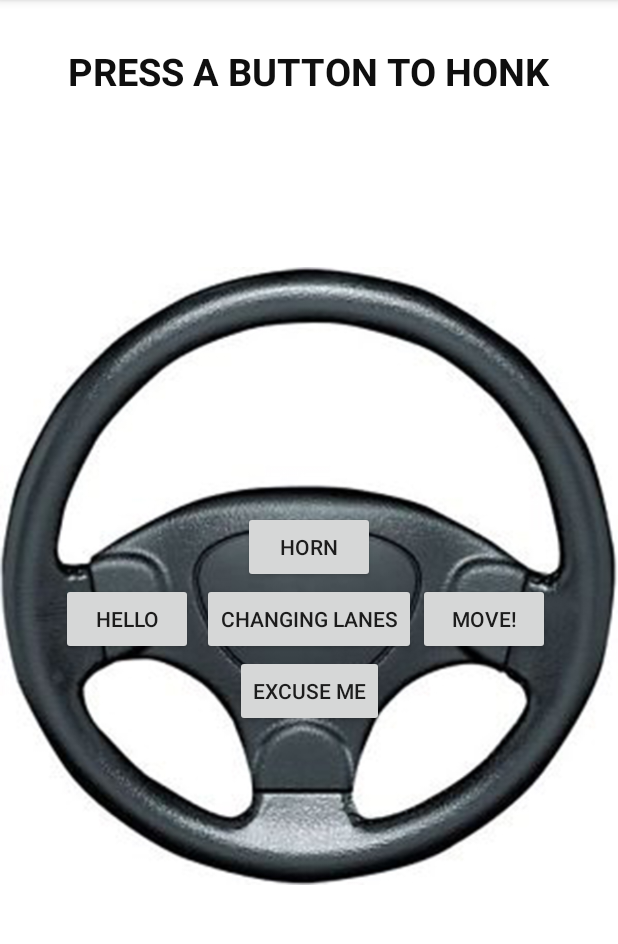
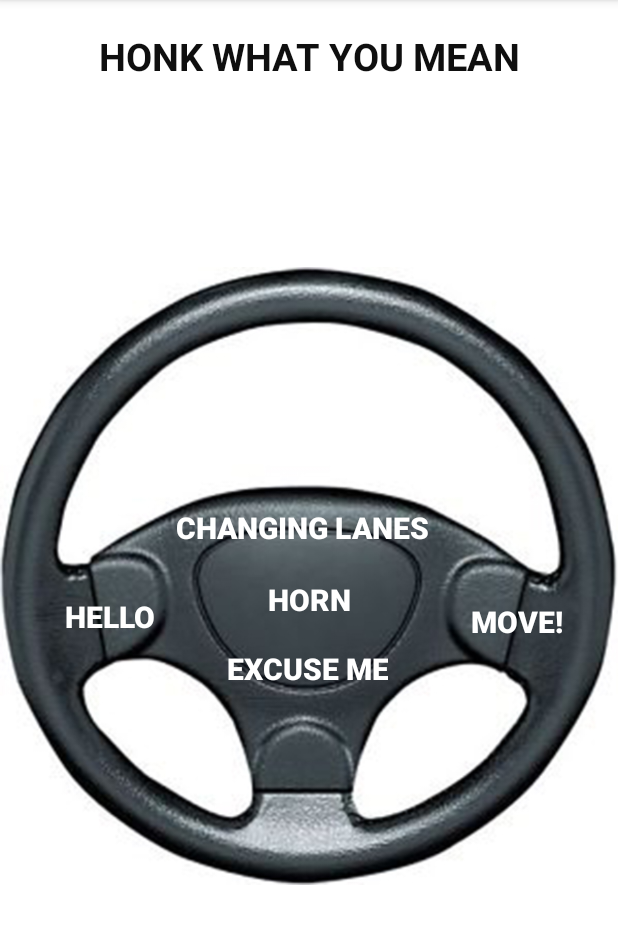
Before and after one commit to mikegordonwright/Artifact, an Android app: the screen it shows after launch (MainActivity), on a phone screen of 412 x 824 dp, the part 84-1028 px from its top. Run offline under Robolectric (Android 15) with nearby library versions, the phone set to English and light mode, and no system bars.

Commit message:
looking good

```diff
--- a/app/src/main/java/com/example/artifact/MainActivity.java
+++ b/app/src/main/java/com/example/artifact/MainActivity.java
@@ -51,10 +51,10 @@ public class MainActivity extends AppCompatActivity {
 
 
         mp1 = MediaPlayer.create(this, R.raw.horn);
-        mp2 = MediaPlayer.create(this, R.raw.chime);
+        mp2 = MediaPlayer.create(this, R.raw.excuseme);
         mp3 = MediaPlayer.create(this, R.raw.bell);
-        mp4 = MediaPlayer.create(this, R.raw.ping);
-        mp5 = MediaPlayer.create(this, R.raw.longbeep);
+        mp4 = MediaPlayer.create(this, R.raw.hello);
+        mp5 = MediaPlayer.create(this, R.raw.chime);
 
         setupListeners();
 
--- a/app/src/main/res/layout/activity_main.xml
+++ b/app/src/main/res/layout/activity_main.xml
@@ -11,15 +11,16 @@
         android:id="@+id/textView"
         android:layout_width="wrap_content"
         android:layout_height="wrap_content"
-        android:text="Press a Button to Honk"
+        android:layout_alignParentStart="true"
+        android:layout_alignParentTop="true"
+        android:layout_alignParentEnd="true"
+        android:layout_marginBottom="20dp"
         android:padding="20dp"
-        android:textSize="25sp"
-        android:layout_alignParentTop="true"
-        android:layout_marginTop="10dp"
-        android:layout_marginBottom="20dp"
-        android:layout_centerHorizontal="true"
+        android:text="Honk what you mean"
+        android:textAlignment="center"
         android:textAllCaps="true"
         android:textColor="#0f0f0f"
+        android:textSize="25sp"
         android:textStyle="bold" />
 
 
@@ -28,60 +29,86 @@
         android:layout_width="match_parent"
         android:layout_height="1080px"
         android:layout_below="@id/textView"
-        android:layout_marginTop="53dp"
+        android:layout_marginTop="21dp"
         android:background="@drawable/wheel"
-        tools:layout_editor_absoluteY="158dp">
+        tools:layout_editor_absoluteY="95dp">
 
         <Button
             android:id="@+id/button1"
             android:layout_width="wrap_content"
-            android:layout_height="wrap_content"
-            android:layout_marginStart="27dp"
+            android:layout_height="31dp"
+            android:layout_marginStart="11dp"
+            android:layout_marginTop="15dp"
+            android:layout_marginBottom="16dp"
+            android:background="@android:color/transparent"
             android:padding="0dp"
             android:text="Horn"
-            app:layout_constraintBottom_toTopOf="@+id/button3"
-            app:layout_constraintStart_toStartOf="@+id/button3" />
+            android:textColor="#ffffff"
+            android:textSize="20sp"
+            android:textStyle="bold"
+            app:layout_constraintBottom_toBottomOf="@+id/button5"
+            app:layout_constraintStart_toStartOf="@+id/button2"
+            app:layout_constraintTop_toBottomOf="@+id/button3" />
 
         <Button
             android:id="@+id/button2"
             android:layout_width="wrap_content"
-            android:layout_height="wrap_content"
-            android:layout_marginStart="22dp"
-            android:layout_marginBottom="105dp"
+            android:layout_height="27dp"
+            android:layout_marginStart="33dp"
+            android:layout_marginTop="63dp"
+            android:background="@android:color/transparent"
             android:text="Excuse Me"
-            app:layout_constraintBottom_toBottomOf="parent"
-            app:layout_constraintStart_toStartOf="@+id/button3" />
+            android:textColor="#ffffff"
+            android:textSize="20sp"
+            android:textStyle="bold"
+            app:layout_constraintStart_toEndOf="@+id/button4"
+            app:layout_constraintTop_toBottomOf="@+id/button3" />
 
         <Button
             android:id="@+id/button3"
             android:layout_width="wrap_content"
-            android:layout_height="wrap_content"
-            android:layout_marginEnd="1dp"
+            android:layout_height="33dp"
+            android:layout_marginTop="157dp"
+            android:background="@android:color/transparent"
             android:text="Changing lanes"
-            app:layout_constraintBottom_toTopOf="@+id/button2"
-            app:layout_constraintEnd_toStartOf="@+id/button5"
-            app:layout_constraintStart_toEndOf="@+id/button4" />
+            android:textColor="#ffffff"
+            android:textSize="20sp"
+            android:textStyle="bold"
+            app:layout_constraintStart_toEndOf="@+id/button4"
+            app:layout_constraintTop_toTopOf="parent" />
 
         <Button
             android:id="@+id/button4"
             android:layout_width="wrap_content"
-            android:layout_height="wrap_content"
-            android:layout_marginEnd="6dp"
+            android:layout_height="26dp"
+            android:layout_marginStart="29dp"
+            android:layout_marginTop="13dp"
+            android:layout_marginBottom="9dp"
+            android:background="@android:color/transparent"
             android:text="Hello"
-            app:layout_constraintBaseline_toBaselineOf="@+id/button3"
-            app:layout_constraintEnd_toStartOf="@+id/button3"
-            app:layout_constraintHorizontal_chainStyle="packed"
-            app:layout_constraintStart_toStartOf="parent" />
+            android:textColor="#ffffff"
+            android:textSize="20sp"
+            android:textStyle="bold"
+            app:layout_constraintBottom_toTopOf="@+id/button2"
+            app:layout_constraintStart_toStartOf="parent"
+            app:layout_constraintTop_toTopOf="@+id/button1" />
 
         <Button
             android:id="@+id/button5"
             android:layout_width="wrap_content"
-            android:layout_height="wrap_content"
-            android:layout_marginEnd="5dp"
+            android:layout_height="34dp"
+            android:layout_marginTop="28dp"
+            android:layout_marginEnd="24dp"
+            android:layout_marginBottom="28dp"
+            android:background="@android:color/transparent"
             android:text="MOVE!"
-            app:layout_constraintBaseline_toBaselineOf="@+id/button3"
+            android:textColor="#ffffff"
+            android:textSize="20sp"
+            android:textStyle="bold"
+            app:layout_constraintBottom_toBottomOf="@+id/button2"
             app:layout_constraintEnd_toEndOf="parent"
-            app:layout_constraintStart_toEndOf="@+id/button3" />
+            app:layout_constraintTop_toBottomOf="@+id/button3"
+            app:layout_constraintVertical_bias="1.0" />
 
     </android.support.constraint.ConstraintLayout>
 </RelativeLayout>
```
Also changed, not shown: 2 other files.
